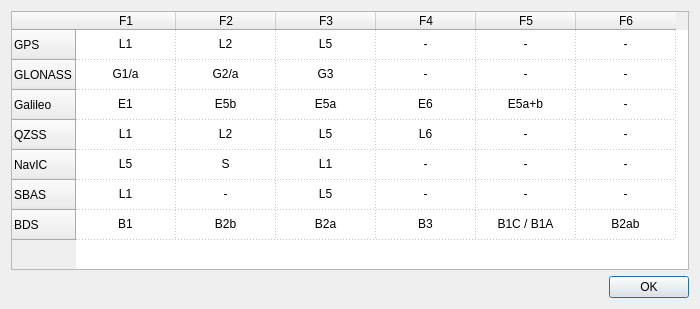
Above: app/qtapp/appcmn_qt/freqdlg.ui from ourairquality/RTKLIB before the change. Below: the same form after it.
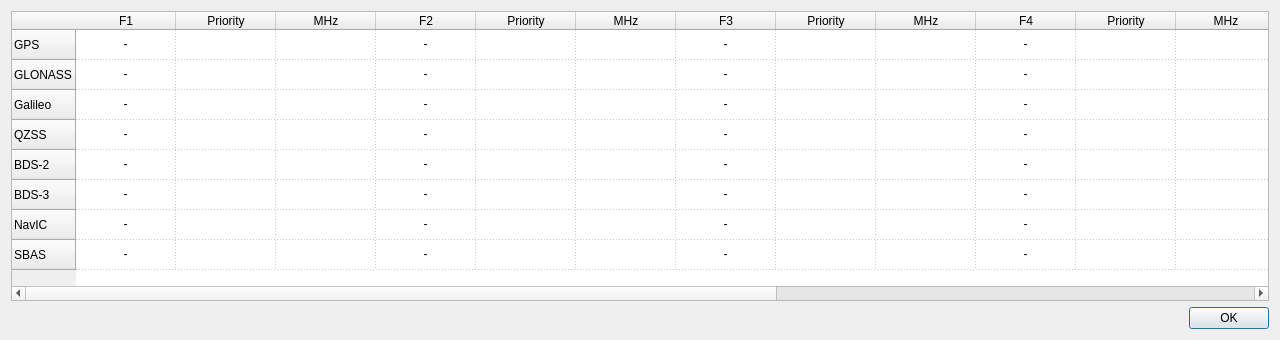
That is the form after the change.

```diff
--- a/app/qtapp/appcmn_qt/freqdlg.ui
+++ b/app/qtapp/appcmn_qt/freqdlg.ui
@@ -6,25 +6,19 @@
    <rect>
     <x>0</x>
     <y>0</y>
-    <width>700</width>
-    <height>309</height>
+    <width>1280</width>
+    <height>340</height>
    </rect>
   </property>
   <property name="windowTitle">
    <string>GNSS Signals</string>
   </property>
   <layout class="QGridLayout" name="gridLayout">
-   <property name="sizeConstraint">
-    <enum>QLayout::SetMinimumSize</enum>
-   </property>
    <item row="0" column="0">
     <widget class="QTableWidget" name="tableWidget">
      <property name="verticalScrollBarPolicy">
       <enum>Qt::ScrollBarAlwaysOff</enum>
      </property>
-     <property name="horizontalScrollBarPolicy">
-      <enum>Qt::ScrollBarAlwaysOff</enum>
-     </property>
      <property name="sizeAdjustPolicy">
       <enum>QAbstractScrollArea::AdjustToContents</enum>
      </property>
@@ -72,6 +66,16 @@
        <string>QZSS</string>
       </property>
      </row>
+     <row>
+      <property name="text">
+       <string>BDS-2</string>
+      </property>
+     </row>
+     <row>
+      <property name="text">
+       <string>BDS-3</string>
+      </property>
+     </row>
      <row>
       <property name="text">
        <string>NavIC</string>
@@ -82,44 +86,99 @@
        <string>SBAS</string>
       </property>
      </row>
-     <row>
-      <property name="text">
-       <string>BDS</string>
-      </property>
-     </row>
      <column>
       <property name="text">
        <string>F1</string>
       </property>
      </column>
+     <column>
+      <property name="text">
+       <string>Priority</string>
+      </property>
+     </column>
+     <column>
+      <property name="text">
+       <string>MHz</string>
+      </property>
+     </column>
      <column>
       <property name="text">
        <string>F2</string>
       </property>
      </column>
+     <column>
+      <property name="text">
+       <string>Priority</string>
+      </property>
+     </column>
+     <column>
+      <property name="text">
+       <string>MHz</string>
+      </property>
+     </column>
      <column>
       <property name="text">
        <string>F3</string>
       </property>
      </column>
+     <column>
+      <property name="text">
+       <string>Priority</string>
+      </property>
+     </column>
+     <column>
+      <property name="text">
+       <string>MHz</string>
+      </property>
+     </column>
      <column>
       <property name="text">
        <string>F4</string>
       </property>
      </column>
+     <column>
+      <property name="text">
+       <string>Priority</string>
+      </property>
+     </column>
+     <column>
+      <property name="text">
+       <string>MHz</string>
+      </property>
+     </column>
      <column>
       <property name="text">
        <string>F5</string>
       </property>
      </column>
+     <column>
+      <property name="text">
+       <string>Priority</string>
+      </property>
+     </column>
+     <column>
+      <property name="text">
+       <string>MHz</string>
+      </property>
+     </column>
      <column>
       <property name="text">
        <string>F6</string>
       </property>
      </column>
+     <column>
+      <property name="text">
+       <string>Priority</string>
+      </property>
+     </column>
+     <column>
+      <property name="text">
+       <string>MHz</string>
+      </property>
+     </column>
      <item row="0" column="0">
       <property name="text">
-       <string>L1</string>
+       <string>-</string>
       </property>
       <property name="textAlignment">
        <set>AlignCenter</set>
@@ -127,15 +186,12 @@
      </item>
      <item row="0" column="1">
       <property name="text">
-       <string>L2</string>
-      </property>
-      <property name="textAlignment">
-       <set>AlignCenter</set>
+       <string></string>
       </property>
      </item>
      <item row="0" column="2">
       <property name="text">
-       <string>L5</string>
+       <string></string>
       </property>
       <property name="textAlignment">
        <set>AlignCenter</set>
@@ -151,23 +207,104 @@
      </item>
      <item row="0" column="4">
       <property name="text">
-       <string>-</string>
-      </property>
-      <property name="textAlignment">
-       <set>AlignCenter</set>
+       <string></string>
       </property>
      </item>
      <item row="0" column="5">
       <property name="text">
+       <string></string>
+      </property>
+      <property name="textAlignment">
+       <set>AlignCenter</set>
+      </property>
+     </item>
+     <item row="0" column="6">
+      <property name="text">
        <string>-</string>
       </property>
       <property name="textAlignment">
        <set>AlignCenter</set>
       </property>
      </item>
+     <item row="0" column="7">
+      <property name="text">
+       <string></string>
+      </property>
+     </item>
+     <item row="0" column="8">
+      <property name="text">
+       <string></string>
+      </property>
+      <property name="textAlignment">
+       <set>AlignCenter</set>
+      </property>
+     </item>
+     <item row="0" column="9">
+      <property name="text">
+       <string>-</string>
+      </property>
+      <property name="textAlignment">
+       <set>AlignCenter</set>
+      </property>
+     </item>
+     <item row="0" column="10">
+      <property name="text">
+       <string></string>
+      </property>
+     </item>
+     <item row="0" column="11">
+      <property name="text">
+       <string></string>
+      </property>
+      <property name="textAlignment">
+       <set>AlignCenter</set>
+      </property>
+     </item>
+     <item row="0" column="12">
+      <property name="text">
+       <string>-</string>
+      </property>
+      <property name="textAlignment">
+       <set>AlignCenter</set>
+      </property>
+     </item>
+     <item row="0" column="13">
+      <property name="text">
+       <string></string>
+      </property>
+     </item>
+     <item row="0" column="14">
+      <property name="text">
+       <string></string>
+      </property>
+      <property name="textAlignment">
+       <set>AlignCenter</set>
+      </property>
+     </item>
+     <item row="0" column="15">
+      <property name="text">
+       <string>-</string>
+      </property>
+      <property name="textAlignment">
+       <set>AlignCenter</set>
+      </property>
+     </item>
+     <item row="0" column="16">
+      <property name="text">
+       <string></string>
+      </property>
+     </item>
+     <item row="0" column="17">
+      <property name="text">
+       <string></string>
+      </property>
+      <property name="textAlignment">
+       <set>AlignCenter</set>
+      </property>
+     </item>
      <item row="1" column="0">
       <property name="text">
-       <string>G1/a</string>
+       <string>-</string>
       </property>
       <property name="textAlignment">
        <set>AlignCenter</set>
@@ -175,15 +312,12 @@
      </item>
      <item row="1" column="1">
       <property name="text">
-       <string>G2/a</string>
-      </property>
-      <property name="textAlignment">
-       <set>AlignCenter</set>
+       <string></string>
       </property>
      </item>
      <item row="1" column="2">
       <property name="text">
-       <string>G3</string>
+       <string></string>
       </property>
       <property name="textAlignment">
        <set>AlignCenter</set>
@@ -199,23 +333,104 @@
      </item>
      <item row="1" column="4">
       <property name="text">
-       <string>-</string>
-      </property>
-      <property name="textAlignment">
-       <set>AlignCenter</set>
+       <string></string>
       </property>
      </item>
      <item row="1" column="5">
       <property name="text">
+       <string></string>
+      </property>
+      <property name="textAlignment">
+       <set>AlignCenter</set>
+      </property>
+     </item>
+     <item row="1" column="6">
+      <property name="text">
        <string>-</string>
       </property>
       <property name="textAlignment">
        <set>AlignCenter</set>
       </property>
      </item>
+     <item row="1" column="7">
+      <property name="text">
+       <string></string>
+      </property>
+     </item>
+     <item row="1" column="8">
+      <property name="text">
+       <string></string>
+      </property>
+      <property name="textAlignment">
+       <set>AlignCenter</set>
+      </property>
+     </item>
+     <item row="1" column="9">
+      <property name="text">
+       <string>-</string>
+      </property>
+      <property name="textAlignment">
+       <set>AlignCenter</set>
+      </property>
+     </item>
+     <item row="1" column="10">
+      <property name="text">
+       <string></string>
+      </property>
+     </item>
+     <item row="1" column="11">
+      <property name="text">
+       <string></string>
+      </property>
+      <property name="textAlignment">
+       <set>AlignCenter</set>
+      </property>
+     </item>
+     <item row="1" column="12">
+      <property name="text">
+       <string>-</string>
+      </property>
+      <property name="textAlignment">
+       <set>AlignCenter</set>
+      </property>
+     </item>
+     <item row="1" column="13">
+      <property name="text">
+       <string></string>
+      </property>
+     </item>
+     <item row="1" column="14">
+      <property name="text">
+       <string></string>
+      </property>
+      <property name="textAlignment">
+       <set>AlignCenter</set>
+      </property>
+     </item>
+     <item row="1" column="15">
+      <property name="text">
+       <string>-</string>
+      </property>
+      <property name="textAlignment">
+       <set>AlignCenter</set>
+      </property>
+     </item>
+     <item row="1" column="16">
+      <property name="text">
+       <string></string>
+      </property>
+     </item>
+     <item row="1" column="17">
+      <property name="text">
+       <string></string>
+      </property>
+      <property name="textAlignment">
+       <set>AlignCenter</set>
+      </property>
+     </item>
      <item row="2" column="0">
       <property name="text">
-       <string>E1</string>
+       <string>-</string>
       </property>
       <property name="textAlignment">
        <set>AlignCenter</set>
@@ -223,15 +438,12 @@
      </item>
      <item row="2" column="1">
       <property name="text">
-       <string>E5b</string>
-      </property>
-      <property name="textAlignment">
-       <set>AlignCenter</set>
+       <string></string>
       </property>
      </item>
      <item row="2" column="2">
       <property name="text">
-       <string>E5a</string>
+       <string></string>
       </property>
       <property name="textAlignment">
        <set>AlignCenter</set>
@@ -239,7 +451,7 @@
      </item>
      <item row="2" column="3">
       <property name="text">
-       <string>E6</string>
+       <string>-</string>
       </property>
       <property name="textAlignment">
        <set>AlignCenter</set>
@@ -247,23 +459,104 @@
      </item>
      <item row="2" column="4">
       <property name="text">
-       <string>E5a+b</string>
-      </property>
-      <property name="textAlignment">
-       <set>AlignCenter</set>
+       <string></string>
       </property>
      </item>
      <item row="2" column="5">
       <property name="text">
+       <string></string>
+      </property>
+      <property name="textAlignment">
+       <set>AlignCenter</set>
+      </property>
+     </item>
+     <item row="2" column="6">
+      <property name="text">
        <string>-</string>
       </property>
       <property name="textAlignment">
        <set>AlignCenter</set>
       </property>
      </item>
+     <item row="2" column="7">
+      <property name="text">
+       <string></string>
+      </property>
+     </item>
+     <item row="2" column="8">
+      <property name="text">
+       <string></string>
+      </property>
+      <property name="textAlignment">
+       <set>AlignCenter</set>
+      </property>
+     </item>
+     <item row="2" column="9">
+      <property name="text">
+       <string>-</string>
+      </property>
+      <property name="textAlignment">
+       <set>AlignCenter</set>
+      </property>
+     </item>
+     <item row="2" column="10">
+      <property name="text">
+       <string></string>
+      </property>
+     </item>
+     <item row="2" column="11">
+      <property name="text">
+       <string></string>
+      </property>
+      <property name="textAlignment">
+       <set>AlignCenter</set>
+      </property>
+     </item>
+     <item row="2" column="12">
+      <property name="text">
+       <string>-</string>
+      </property>
+      <property name="textAlignment">
+       <set>AlignCenter</set>
+      </property>
+     </item>
+     <item row="2" column="13">
+      <property name="text">
+       <string></string>
+      </property>
+     </item>
+     <item row="2" column="14">
+      <property name="text">
+       <string></string>
+      </property>
+      <property name="textAlignment">
+       <set>AlignCenter</set>
+      </property>
+     </item>
+     <item row="2" column="15">
+      <property name="text">
+       <string>-</string>
+      </property>
+      <property name="textAlignment">
+       <set>AlignCenter</set>
+      </property>
+     </item>
+     <item row="2" column="16">
+      <property name="text">
+       <string></string>
+      </property>
+     </item>
+     <item row="2" column="17">
+      <property name="text">
+       <string></string>
+      </property>
+      <property name="textAlignment">
+       <set>AlignCenter</set>
+      </property>
+     </item>
      <item row="3" column="0">
       <property name="text">
-       <string>L1</string>
+       <string>-</string>
       </property>
       <property name="textAlignment">
        <set>AlignCenter</set>
@@ -271,15 +564,12 @@
      </item>
      <item row="3" column="1">
       <property name="text">
-       <string>L2</string>
-      </property>
-      <property name="textAlignment">
-       <set>AlignCenter</set>
+       <string></string>
       </property>
      </item>
      <item row="3" column="2">
       <property name="text">
-       <string>L5</string>
+       <string></string>
       </property>
       <property name="textAlignment">
        <set>AlignCenter</set>
@@ -287,7 +577,7 @@
      </item>
      <item row="3" column="3">
       <property name="text">
-       <string>L6</string>
+       <string>-</string>
       </property>
       <property name="textAlignment">
        <set>AlignCenter</set>
@@ -295,23 +585,105 @@
      </item>
      <item row="3" column="4">
       <property name="text">
-       <string>-</string>
-      </property>
-      <property name="textAlignment">
-       <set>AlignCenter</set>
+       <string></string>
       </property>
      </item>
      <item row="3" column="5">
       <property name="text">
+       <string></string>
+      </property>
+      <property name="textAlignment">
+       <set>AlignCenter</set>
+      </property>
+     </item>
+     <item row="3" column="6">
+      <property name="text">
        <string>-</string>
       </property>
       <property name="textAlignment">
        <set>AlignCenter</set>
       </property>
      </item>
+     <item row="3" column="7">
+      <property name="text">
+       <string></string>
+      </property>
+     </item>
+     <item row="3" column="8">
+      <property name="text">
+       <string></string>
+      </property>
+      <property name="textAlignment">
+       <set>AlignCenter</set>
+      </property>
+     </item>
+     <item row="3" column="9">
+      <property name="text">
+       <string>-</string>
+      </property>
+      <property name="textAlignment">
+       <set>AlignCenter</set>
+      </property>
+     </item>
+     <item row="3" column="10">
+      <property name="text">
+       <string></string>
+      </property>
+     </item>
+     <item row="3" column="11">
+      <property name="text">
+       <string></string>
+      </property>
+      <property name="textAlignment">
+       <set>AlignCenter</set>
+      </property>
+     </item>
+     <item row="3" column="12">
+      <property name="text">
+       <string>-</string>
+      </property>
+      <property name="textAlignment">
+       <set>AlignCenter</set>
+      </property>
+     </item>
+     <item row="3" column="13">
+      <property name="text">
+       <string></string>
+      </property>
+     </item>
+     <item row="3" column="14">
+      <property name="text">
+       <string></string>
+      </property>
+      <property name="textAlignment">
+       <set>AlignCenter</set>
+      </property>
+     </item>
+     <item row="3" column="15">
+      <property name="text">
+       <string>-</string>
+      </property>
+      <property name="textAlignment">
+       <set>AlignCenter</set>
+      </property>
+     </item>
+     <item row="3" column="16">
+      <property name="text">
+       <string></string>
+      </property>
+     </item>
+     <item row="3" column="17">
+      <property name="text">
+       <string></string>
+      </property>
+      <property name="textAlignment">
+       <set>AlignCenter</set>
+      </property>
+     </item>
+
      <item row="4" column="0">
       <property name="text">
-       <string>L5</string>
+       <string>-</string>
       </property>
       <property name="textAlignment">
        <set>AlignCenter</set>
@@ -319,15 +691,12 @@
      </item>
      <item row="4" column="1">
       <property name="text">
-       <string>S</string>
-      </property>
-      <property name="textAlignment">
-       <set>AlignCenter</set>
+       <string></string>
       </property>
      </item>
      <item row="4" column="2">
       <property name="text">
-       <string>L1</string>
+       <string></string>
       </property>
       <property name="textAlignment">
        <set>AlignCenter</set>
@@ -343,23 +712,105 @@
      </item>
      <item row="4" column="4">
       <property name="text">
-       <string>-</string>
-      </property>
-      <property name="textAlignment">
-       <set>AlignCenter</set>
+       <string></string>
       </property>
      </item>
      <item row="4" column="5">
       <property name="text">
+       <string></string>
+      </property>
+      <property name="textAlignment">
+       <set>AlignCenter</set>
+      </property>
+     </item>
+     <item row="4" column="6">
+      <property name="text">
        <string>-</string>
       </property>
       <property name="textAlignment">
        <set>AlignCenter</set>
       </property>
      </item>
+     <item row="4" column="7">
+      <property name="text">
+       <string></string>
+      </property>
+     </item>
+     <item row="4" column="8">
+      <property name="text">
+       <string></string>
+      </property>
+      <property name="textAlignment">
+       <set>AlignCenter</set>
+      </property>
+     </item>
+     <item row="4" column="9">
+      <property name="text">
+       <string>-</string>
+      </property>
+      <property name="textAlignment">
+       <set>AlignCenter</set>
+      </property>
+     </item>
+     <item row="4" column="10">
+      <property name="text">
+       <string></string>
+      </property>
+     </item>
+     <item row="4" column="11">
+      <property name="text">
+       <string></string>
+      </property>
+      <property name="textAlignment">
+       <set>AlignCenter</set>
+      </property>
+     </item>
+     <item row="4" column="12">
+      <property name="text">
+       <string>-</string>
+      </property>
+      <property name="textAlignment">
+       <set>AlignCenter</set>
+      </property>
+     </item>
+     <item row="4" column="13">
+      <property name="text">
+       <string></string>
+      </property>
+     </item>
+     <item row="4" column="14">
+      <property name="text">
+       <string></string>
+      </property>
+      <property name="textAlignment">
+       <set>AlignCenter</set>
+      </property>
+     </item>
+     <item row="4" column="15">
+      <property name="text">
+       <string>-</string>
+      </property>
+      <property name="textAlignment">
+       <set>AlignCenter</set>
+      </property>
+     </item>
+     <item row="4" column="16">
+      <property name="text">
+       <string></string>
+      </property>
+     </item>
+     <item row="4" column="17">
+      <property name="text">
+       <string></string>
+      </property>
+      <property name="textAlignment">
+       <set>AlignCenter</set>
+      </property>
+     </item>
+
      <item row="5" column="0">
       <property name="text">
-       <string>L1</string>
+       <string>-</string>
       </property>
       <property name="textAlignment">
        <set>AlignCenter</set>
@@ -367,15 +818,12 @@
      </item>
      <item row="5" column="1">
       <property name="text">
-       <string>-</string>
-      </property>
-      <property name="textAlignment">
-       <set>AlignCenter</set>
+       <string></string>
       </property>
      </item>
      <item row="5" column="2">
       <property name="text">
-       <string>L5</string>
+       <string></string>
       </property>
       <property name="textAlignment">
        <set>AlignCenter</set>
@@ -391,23 +839,105 @@
      </item>
      <item row="5" column="4">
       <property name="text">
-       <string>-</string>
-      </property>
-      <property name="textAlignment">
-       <set>AlignCenter</set>
+       <string></string>
       </property>
      </item>
      <item row="5" column="5">
       <property name="text">
+       <string></string>
+      </property>
+      <property name="textAlignment">
+       <set>AlignCenter</set>
+      </property>
+     </item>
+     <item row="5" column="6">
+      <property name="text">
        <string>-</string>
       </property>
       <property name="textAlignment">
        <set>AlignCenter</set>
       </property>
      </item>
+     <item row="5" column="7">
+      <property name="text">
+       <string></string>
+      </property>
+     </item>
+     <item row="5" column="8">
+      <property name="text">
+       <string></string>
+      </property>
+      <property name="textAlignment">
+       <set>AlignCenter</set>
+      </property>
+     </item>
+     <item row="5" column="9">
+      <property name="text">
+       <string>-</string>
+      </property>
+      <property name="textAlignment">
+       <set>AlignCenter</set>
+      </property>
+     </item>
+     <item row="5" column="10">
+      <property name="text">
+       <string></string>
+      </property>
+     </item>
+     <item row="5" column="11">
+      <property name="text">
+       <string></string>
+      </property>
+      <property name="textAlignment">
+       <set>AlignCenter</set>
+      </property>
+     </item>
+     <item row="5" column="12">
+      <property name="text">
+       <string>-</string>
+      </property>
+      <property name="textAlignment">
+       <set>AlignCenter</set>
+      </property>
+     </item>
+     <item row="5" column="13">
+      <property name="text">
+       <string></string>
+      </property>
+     </item>
+     <item row="5" column="14">
+      <property name="text">
+       <string></string>
+      </property>
+      <property name="textAlignment">
+       <set>AlignCenter</set>
+      </property>
+     </item>
+     <item row="5" column="15">
+      <property name="text">
+       <string>-</string>
+      </property>
+      <property name="textAlignment">
+       <set>AlignCenter</set>
+      </property>
+     </item>
+     <item row="5" column="16">
+      <property name="text">
+       <string></string>
+      </property>
+     </item>
+     <item row="5" column="17">
+      <property name="text">
+       <string></string>
+      </property>
+      <property name="textAlignment">
+       <set>AlignCenter</set>
+      </property>
+     </item>
+
      <item row="6" column="0">
       <property name="text">
-       <string>B1</string>
+       <string>-</string>
       </property>
       <property name="textAlignment">
        <set>AlignCenter</set>
@@ -415,15 +945,12 @@
      </item>
      <item row="6" column="1">
       <property name="text">
-       <string>B2b</string>
-      </property>
-      <property name="textAlignment">
-       <set>AlignCenter</set>
+       <string></string>
       </property>
      </item>
      <item row="6" column="2">
       <property name="text">
-       <string>B2a</string>
+       <string></string>
       </property>
       <property name="textAlignment">
        <set>AlignCenter</set>
@@ -431,7 +958,7 @@
      </item>
      <item row="6" column="3">
       <property name="text">
-       <string>B3</string>
+       <string>-</string>
       </property>
       <property name="textAlignment">
        <set>AlignCenter</set>
@@ -439,21 +966,228 @@
      </item>
      <item row="6" column="4">
       <property name="text">
-       <string>B1C / B1A</string>
-      </property>
-      <property name="textAlignment">
-       <set>AlignCenter</set>
+       <string></string>
       </property>
      </item>
      <item row="6" column="5">
       <property name="text">
-       <string>B2ab</string>
+       <string></string>
       </property>
       <property name="textAlignment">
        <set>AlignCenter</set>
       </property>
      </item>
-    </widget>
+     <item row="6" column="6">
+      <property name="text">
+       <string>-</string>
+      </property>
+      <property name="textAlignment">
+       <set>AlignCenter</set>
+      </property>
+     </item>
+     <item row="6" column="7">
+      <property name="text">
+       <string></string>
+      </property>
+     </item>
+     <item row="6" column="8">
+      <property name="text">
+       <string></string>
+      </property>
+      <property name="textAlignment">
+       <set>AlignCenter</set>
+      </property>
+     </item>
+     <item row="6" column="9">
+      <property name="text">
+       <string>-</string>
+      </property>
+      <property name="textAlignment">
+       <set>AlignCenter</set>
+      </property>
+     </item>
+     <item row="6" column="10">
+      <property name="text">
+       <string></string>
+      </property>
+     </item>
+     <item row="6" column="11">
+      <property name="text">
+       <string></string>
+      </property>
+      <property name="textAlignment">
+       <set>AlignCenter</set>
+      </property>
+     </item>
+     <item row="6" column="12">
+      <property name="text">
+       <string>-</string>
+      </property>
+      <property name="textAlignment">
+       <set>AlignCenter</set>
+      </property>
+     </item>
+     <item row="6" column="13">
+      <property name="text">
+       <string></string>
+      </property>
+     </item>
+     <item row="6" column="14">
+      <property name="text">
+       <string></string>
+      </property>
+      <property name="textAlignment">
+       <set>AlignCenter</set>
+      </property>
+     </item>
+     <item row="6" column="15">
+      <property name="text">
+       <string>-</string>
+      </property>
+      <property name="textAlignment">
+       <set>AlignCenter</set>
+      </property>
+     </item>
+     <item row="6" column="16">
+      <property name="text">
+       <string></string>
+      </property>
+     </item>
+     <item row="6" column="17">
+      <property name="text">
+       <string></string>
+      </property>
+      <property name="textAlignment">
+       <set>AlignCenter</set>
+      </property>
+     </item>
+     <item row="7" column="0">
+      <property name="text">
+       <string>-</string>
+      </property>
+      <property name="textAlignment">
+       <set>AlignCenter</set>
+      </property>
+     </item>
+     <item row="7" column="1">
+      <property name="text">
+       <string></string>
+      </property>
+     </item>
+     <item row="7" column="2">
+      <property name="text">
+       <string></string>
+      </property>
+      <property name="textAlignment">
+       <set>AlignCenter</set>
+      </property>
+     </item>
+     <item row="7" column="3">
+      <property name="text">
+       <string>-</string>
+      </property>
+      <property name="textAlignment">
+       <set>AlignCenter</set>
+      </property>
+     </item>
+     <item row="7" column="4">
+      <property name="text">
+       <string></string>
+      </property>
+     </item>
+     <item row="7" column="5">
+      <property name="text">
+       <string></string>
+      </property>
+      <property name="textAlignment">
+       <set>AlignCenter</set>
+      </property>
+     </item>
+     <item row="7" column="6">
+      <property name="text">
+       <string>-</string>
+      </property>
+      <property name="textAlignment">
+       <set>AlignCenter</set>
+      </property>
+     </item>
+     <item row="7" column="7">
+      <property name="text">
+       <string></string>
+      </property>
+     </item>
+     <item row="7" column="8">
+      <property name="text">
+       <string></string>
+      </property>
+      <property name="textAlignment">
+       <set>AlignCenter</set>
+      </property>
+     </item>
+     <item row="7" column="9">
+      <property name="text">
+       <string>-</string>
+      </property>
+      <property name="textAlignment">
+       <set>AlignCenter</set>
+      </property>
+     </item>
+     <item row="7" column="10">
+      <property name="text">
+       <string></string>
+      </property>
+     </item>
+     <item row="7" column="11">
+      <property name="text">
+       <string></string>
+      </property>
+      <property name="textAlignment">
+       <set>AlignCenter</set>
+      </property>
+     </item>
+     <item row="7" column="12">
+      <property name="text">
+       <string>-</string>
+      </property>
+      <property name="textAlignment">
+       <set>AlignCenter</set>
+      </property>
+     </item>
+     <item row="7" column="13">
+      <property name="text">
+       <string></string>
+      </property>
+     </item>
+     <item row="7" column="14">
+      <property name="text">
+       <string></string>
+      </property>
+      <property name="textAlignment">
+       <set>AlignCenter</set>
+      </property>
+     </item>
+     <item row="7" column="15">
+      <property name="text">
+       <string>-</string>
+      </property>
+      <property name="textAlignment">
+       <set>AlignCenter</set>
+      </property>
+     </item>
+     <item row="7" column="16">
+      <property name="text">
+       <string></string>
+      </property>
+     </item>
+     <item row="7" column="17">
+      <property name="text">
+       <string></string>
+      </property>
+      <property name="textAlignment">
+       <set>AlignCenter</set>
+      </property>
+     </item>
+   </widget>
    </item>
    <item row="1" column="0">
     <widget class="QDialogButtonBox" name="buttonBox">
```
